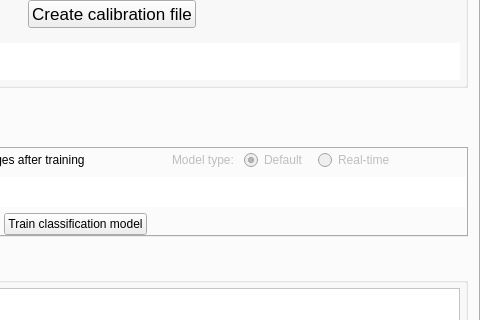
The window that accusleepy/gui/primary_window.ui (zekebarger/AccuSleePy) describes before a commit, drawn with Qt 5; both pictures show x 554 to 1034 and y 214 to 534 of the 1034 by 686 pixel window.
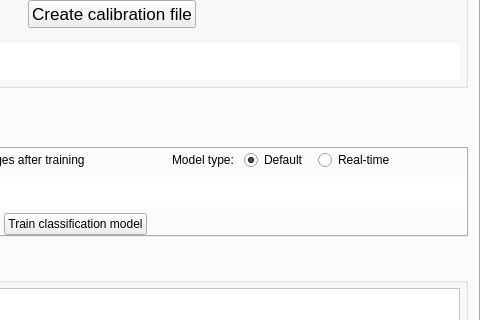
The same window after the commit. The open tabs and pages were chosen to show the change. Icons and pictures are not drawn.

```diff
--- a/accusleepy/gui/primary_window.ui
+++ b/accusleepy/gui/primary_window.ui
@@ -812,9 +812,6 @@
                      <layout class="QHBoxLayout" name="horizontalLayout_6" stretch="2,3,3">
                       <item>
                        <widget class="QLabel" name="label_2">
-                        <property name="enabled">
-                         <bool>false</bool>
-                        </property>
                         <property name="sizePolicy">
                          <sizepolicy hsizetype="Fixed" vsizetype="Fixed">
                           <horstretch>0</horstretch>
@@ -828,9 +825,6 @@
                       </item>
                       <item>
                        <widget class="QRadioButton" name="default_type_button">
-                        <property name="enabled">
-                         <bool>false</bool>
-                        </property>
                         <property name="sizePolicy">
                          <sizepolicy hsizetype="Fixed" vsizetype="Fixed">
                           <horstretch>0</horstretch>
@@ -847,9 +841,6 @@
                       </item>
                       <item>
                        <widget class="QRadioButton" name="real_time_button">
-                        <property name="enabled">
-                         <bool>false</bool>
-                        </property>
                         <property name="sizePolicy">
                          <sizepolicy hsizetype="Fixed" vsizetype="Fixed">
                           <horstretch>0</horstretch>
```
